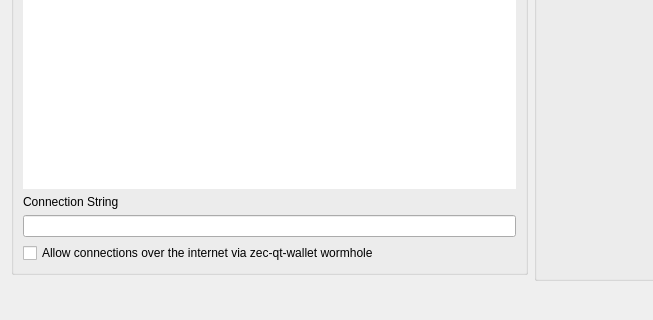
Qt form src/mobileappconnector.ui (z-bitcoinz/BitcoinZ_Blue) before a commit; both pictures show x 0 to 653 and y 210 to 530 of the 800 by 530 pixel window.
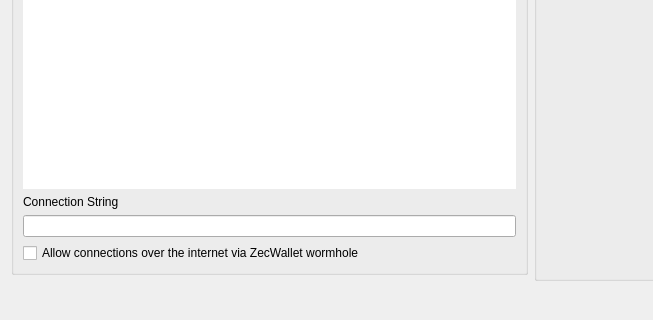
The same form after that commit. Custom widgets are drawn as their Qt base class.

```diff
--- a/src/mobileappconnector.ui
+++ b/src/mobileappconnector.ui
@@ -81,7 +81,7 @@
       <item row="3" column="0">
        <widget class="QCheckBox" name="chkInternetConn">
         <property name="text">
-         <string>Allow connections over the internet via zec-qt-wallet wormhole</string>
+         <string>Allow connections over the internet via ZecWallet wormhole</string>
         </property>
        </widget>
       </item>
```
